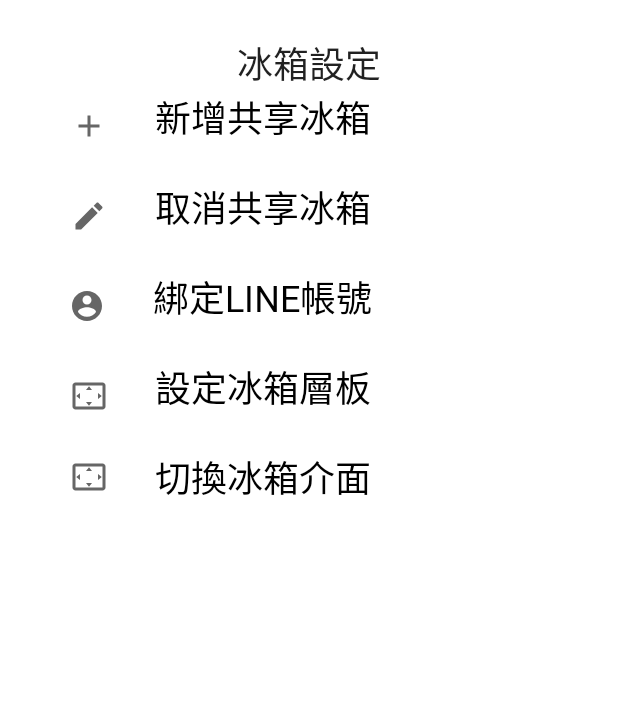
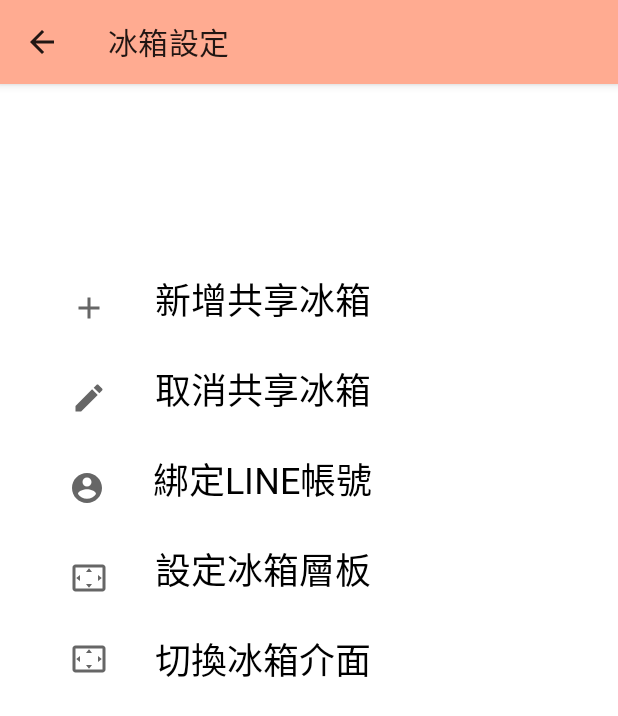
Before and after one commit to Chicken-GOGO/Fridge_Manger_App, an Android app: the SettingActivity screen opened directly, with no data from a screen before it, on a phone screen of 412 x 824 dp. Shown: the top 716 px of the screen. Run offline under Robolectric (Android 15) with nearby library versions, the phone set to English and light mode, and no system bars; our stand-ins replace Firebase (no records; nobody signed in at launch, a user with empty details on screens opened directly).

Commit message:
add fridge frame and app bar for setting

```diff
--- a/app/build.gradle
+++ b/app/build.gradle
@@ -7,6 +7,7 @@ plugins {
 android {
     compileSdkVersion 31
     buildToolsVersion "31.0.0"
+
 
     defaultConfig {
         applicationId "com.example.fridge_manger2"
@@ -38,7 +39,6 @@ android {
 }
 
 dependencies {
-
     implementation "org.jetbrains.kotlin:kotlin-stdlib:$kotlin_version"
     implementation 'androidx.core:core-ktx:1.6.0'
     implementation 'androidx.appcompat:appcompat:1.3.1'
--- a/app/src/main/AndroidManifest.xml
+++ b/app/src/main/AndroidManifest.xml
@@ -20,7 +20,8 @@
         <activity
             android:name=".SettingActivity"
             android:exported="false"
-            android:theme="@style/Theme.Fridge_manger2"
+            android:theme="@style/Theme.Setting.appbar"
+            android:label="@string/setting_bar_name"
             android:parentActivityName=".MainActivity" />
         <activity
             android:name=".MainActivity"
--- a/app/src/main/res/layout/activity_setting.xml
+++ b/app/src/main/res/layout/activity_setting.xml
@@ -10,19 +10,6 @@
     tools:context=".SettingActivity">
 
     <!-- title-->
-    <TextView
-        android:id="@+id/setting_title"
-        android:layout_width="wrap_content"
-        android:layout_height="wrap_content"
-        android:layout_marginTop="8dp"
-        android:layout_marginBottom="16dp"
-        android:text="@string/text_setting_title"
-        android:textAppearance="@style/TextAppearance.AppCompat.Body1"
-        android:textSize="24sp"
-
-        app:layout_constraintEnd_toEndOf="parent"
-        app:layout_constraintStart_toStartOf="parent"
-        app:layout_constraintTop_toTopOf="parent" />
 
     <ImageView
         android:id="@+id/imageView"
@@ -44,13 +31,14 @@
         android:layout_width="wrap_content"
         android:layout_height="wrap_content"
         android:layout_marginStart="16dp"
+        android:layout_marginTop="109dp"
         android:layout_marginEnd="150dp"
         android:text="@string/fridge_dialog_title1"
         android:textColor="@color/black"
         android:textSize="24sp"
         app:layout_constraintEnd_toEndOf="parent"
         app:layout_constraintStart_toEndOf="@+id/imageView"
-        app:layout_constraintTop_toBottomOf="@+id/setting_title" />
+        app:layout_constraintTop_toTopOf="parent" />
 
     <ImageView
         android:id="@+id/imageView2"
--- a/app/src/main/res/values/strings.xml
+++ b/app/src/main/res/values/strings.xml
@@ -53,5 +53,6 @@
     <string name="text_filter_title" >篩選</string>
     <string name="menu_item_filter">Filter</string>
     <string name="text_setting_title">冰箱設定</string>
+    <string name="setting_bar_name">冰箱設定</string>
 
 </resources>
--- a/app/src/main/res/values/themes.xml
+++ b/app/src/main/res/values/themes.xml
@@ -16,6 +16,20 @@
         <item name="fontFamily">@font/notosanstc</item>
     </style>
 
+    <style name="Theme.Setting.appbar" parent="Theme.MaterialComponents.Light">
+        <!-- Primary brand color. -->
+        <item name="colorPrimary">@color/deep_orange_100</item>
+        <item name="colorPrimaryVariant">@color/deep_orange_100_dark</item>
+        <item name="colorOnPrimary">@color/black</item>
+        <!-- Secondary brand color. -->
+        <item name="colorSecondary">@color/blue_100</item>
+        <item name="colorSecondaryVariant">@color/blue_100_dark</item>
+        <item name="colorOnSecondary">@color/black</item>
+        <!-- Status bar color. -->
+        <item name="android:statusBarColor" tools:targetApi="l">?attr/colorPrimaryVariant</item>
+        <!-- Customize your theme here. -->
+        <item name="fontFamily">@font/notosanstc</item>
+    </style>
 
     <style name="Theme.Fridge_manger2.AppBarOverlay" parent="ThemeOverlay.AppCompat.Dark.ActionBar" />
 
```
Also changed, not shown: app/src/main/res/drawable/frame.xml (added, +41 -0 lines), app/src/main/res/layout/activity_main.xml (+16 -3 lines).
